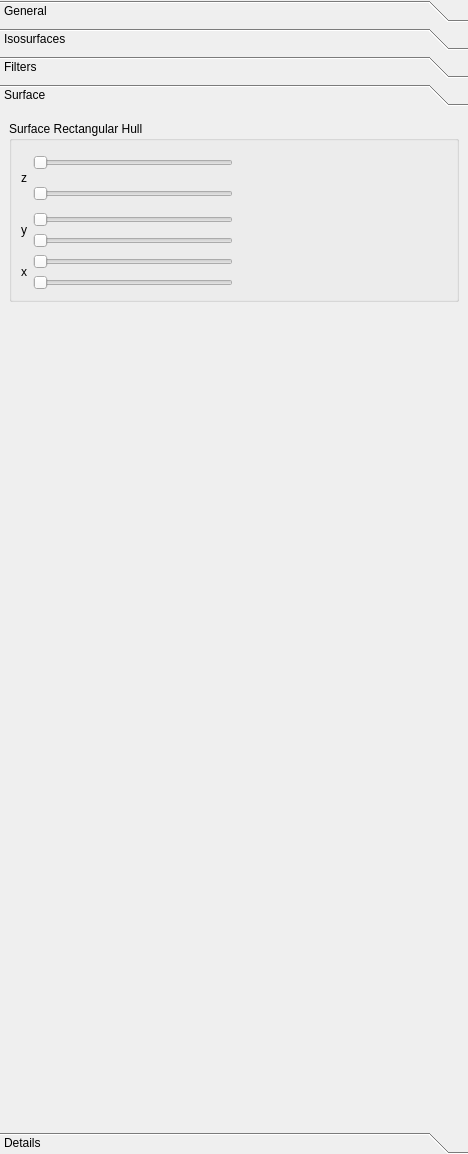
This is ui-cpp/ui-qt/ui/VisualisationSettingsWidget.ui in spirit-code/spirit as Qt 5 draws it before an edit. The edited form follows.
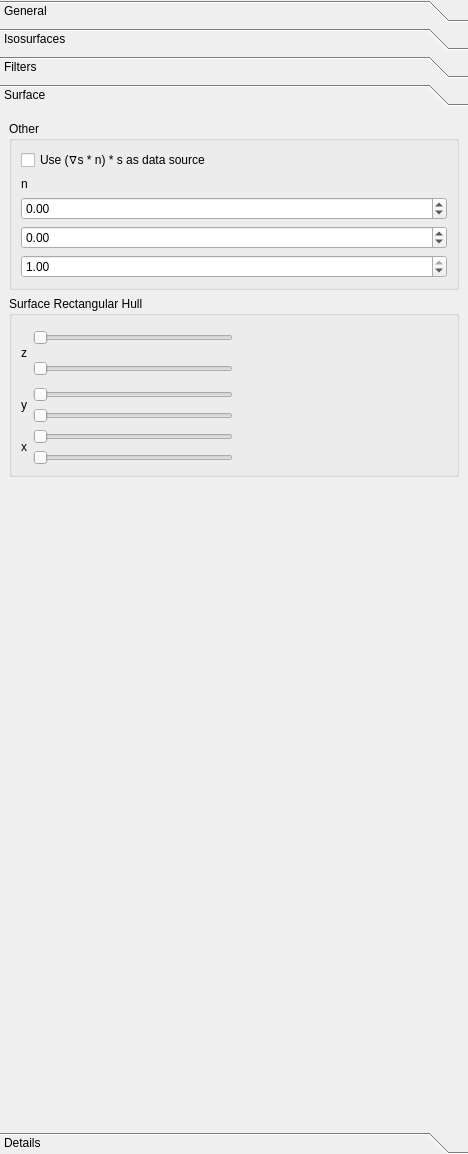
This is the edited form. The open tabs and pages were chosen to show the change.

Commit message: UI-QT: Added an option to change the input data of the surface to the scalar product of spatial gradient and spin_direction.

```diff
--- a/ui-cpp/ui-qt/ui/VisualisationSettingsWidget.ui
+++ b/ui-cpp/ui-qt/ui/VisualisationSettingsWidget.ui
@@ -1525,14 +1525,95 @@
             <x>0</x>
             <y>0</y>
             <width>468</width>
-            <height>984</height>
+            <height>999</height>
            </rect>
           </property>
           <attribute name="label">
            <string>Surface</string>
           </attribute>
           <layout class="QGridLayout" name="gridLayout_6">
+           <item row="3" column="0">
+            <spacer name="verticalSpacer_21">
+             <property name="orientation">
+              <enum>Qt::Vertical</enum>
+             </property>
+             <property name="sizeType">
+              <enum>QSizePolicy::Expanding</enum>
+             </property>
+             <property name="sizeHint" stdset="0">
+              <size>
+               <width>20</width>
+               <height>30</height>
+              </size>
+             </property>
+            </spacer>
+           </item>
            <item row="0" column="0">
+            <widget class="QGroupBox" name="groupBox_4">
+             <property name="title">
+              <string>Other</string>
+             </property>
+             <layout class="QVBoxLayout" name="verticalLayout">
+              <item>
+               <widget class="QCheckBox" name="checkBox_grad_surface">
+                <property name="text">
+                 <string>Use (∇s * n) * s as data source </string>
+                </property>
+               </widget>
+              </item>
+              <item>
+               <widget class="QLabel" name="label_3">
+                <property name="text">
+                 <string>n</string>
+                </property>
+               </widget>
+              </item>
+              <item>
+               <widget class="QDoubleSpinBox" name="doubleSpinBox_n1">
+                <property name="minimum">
+                 <double>-1.000000000000000</double>
+                </property>
+                <property name="maximum">
+                 <double>1.000000000000000</double>
+                </property>
+                <property name="singleStep">
+                 <double>0.100000000000000</double>
+                </property>
+               </widget>
+              </item>
+              <item>
+               <widget class="QDoubleSpinBox" name="doubleSpinBox_n2">
+                <property name="minimum">
+                 <double>-1.000000000000000</double>
+                </property>
+                <property name="maximum">
+                 <double>1.000000000000000</double>
+                </property>
+                <property name="singleStep">
+                 <double>0.100000000000000</double>
+                </property>
+               </widget>
+              </item>
+              <item>
+               <widget class="QDoubleSpinBox" name="doubleSpinBox_n3">
+                <property name="minimum">
+                 <double>-1.000000000000000</double>
+                </property>
+                <property name="maximum">
+                 <double>1.000000000000000</double>
+                </property>
+                <property name="singleStep">
+                 <double>0.100000000000000</double>
+                </property>
+                <property name="value">
+                 <double>1.000000000000000</double>
+                </property>
+               </widget>
+              </item>
+             </layout>
+            </widget>
+           </item>
+           <item row="1" column="0">
             <widget class="QGroupBox" name="groupBox_14">
              <property name="title">
               <string>Surface Rectangular Hull</string>
@@ -1683,22 +1764,6 @@
              </layout>
             </widget>
            </item>
-           <item row="1" column="0">
-            <spacer name="verticalSpacer_21">
-             <property name="orientation">
-              <enum>Qt::Vertical</enum>
-             </property>
-             <property name="sizeType">
-              <enum>QSizePolicy::Expanding</enum>
-             </property>
-             <property name="sizeHint" stdset="0">
-              <size>
-               <width>20</width>
-               <height>30</height>
-              </size>
-             </property>
-            </spacer>
-           </item>
           </layout>
          </widget>
          <widget class="QWidget" name="page_9">
```
Left out of the diff: 12 changed lines with no effect on the pictures. The commit also changes 4 other files.
